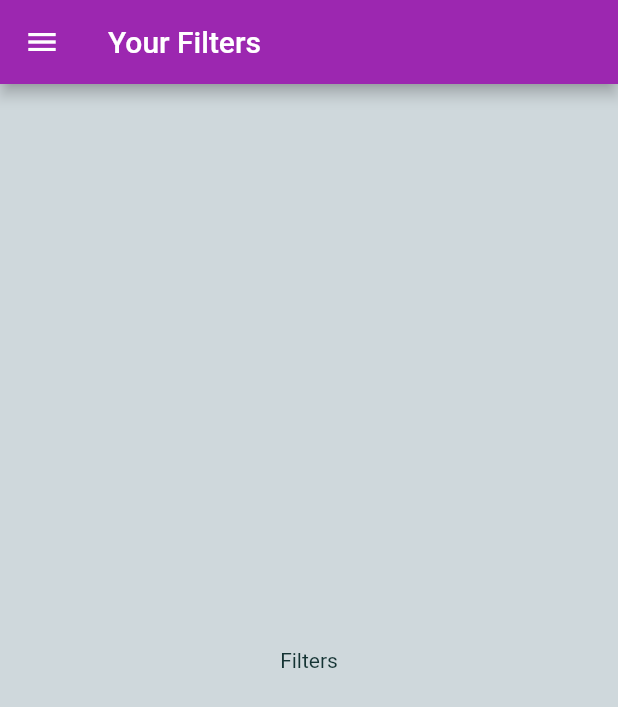
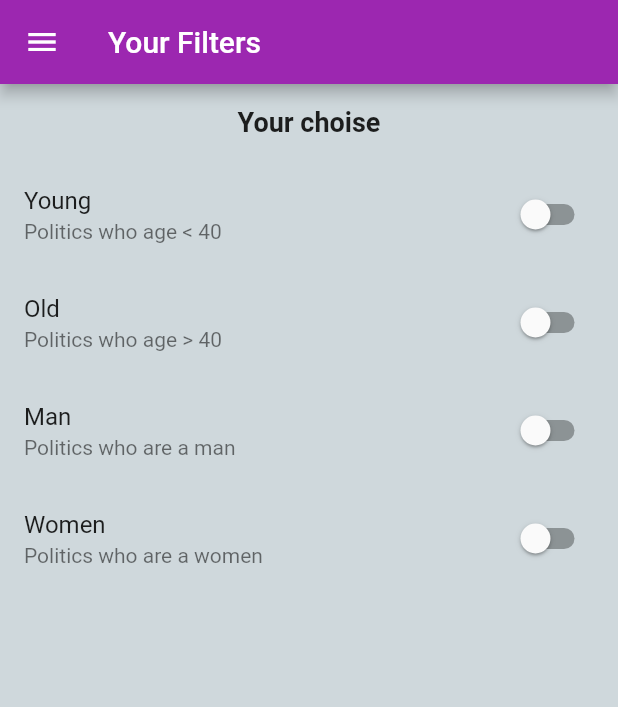
Before and after one commit to Rybsooon11/Flutter, a Flutter app: the FiltersScreen screen opened by its route, on a phone screen of 412 x 824 dp. Shown: the top 707 px of the screen. Run offline on Flutter 3.47's test engine with Material 2 defaults, Android fonts, the phone set to English and light mode, and no system bars; Roboto replaces fonts that are missing (Raleway, RobotoCondensed).

Commit message:
Add filter widget

```diff
--- a/choose_food/lib/screens/filters_screen.dart
+++ b/choose_food/lib/screens/filters_screen.dart
@@ -1,8 +1,29 @@
 import 'package:flutter/material.dart';
 import '../widgets/main_drawer.dart';
 
-class FiltersScreen extends StatelessWidget {
+class FiltersScreen extends StatefulWidget {
   static const String routeName = '/filters';
+
+  @override
+  _FiltersScreenState createState() => _FiltersScreenState();
+}
+
+class _FiltersScreenState extends State<FiltersScreen> {
+  bool _isYounger = false;
+  bool _isOlder = false;
+  bool _isMan = false;
+  bool _isWomen = false;
+
+  Widget _buildSwitchListTile(String title, String description,
+      bool currentValue, Function updateValue) {
+    return SwitchListTile(
+      title: Text(title),
+      value: currentValue,
+      subtitle: Text(description),
+      onChanged: updateValue,
+      activeColor: Theme.of(context).primaryColor,
+    );
+  }
 
   @override
   Widget build(BuildContext context) {
@@ -13,8 +34,70 @@ class FiltersScreen extends StatelessWidget {
         ),
       ),
       drawer: MainDrawer(),
-      body: Center(
-        child: Text('Filters'),
+      body: Column(
+        children: <Widget>[
+          Container(
+            padding: EdgeInsets.all(15),
+            child: Text(
+              'Your choise',
+              style: Theme.of(context).textTheme.title,
+            ),
+          ),
+          Expanded(
+            child: ListView(
+              children: <Widget>[
+                _buildSwitchListTile(
+                  'Young',
+                  'Politics who age < 40',
+                  _isYounger,
+                  (newValue) {
+                    setState(
+                      () {
+                        _isYounger = newValue;
+                      },
+                    );
+                  },
+                ),
+                _buildSwitchListTile(
+                  'Old',
+                  'Politics who age > 40',
+                  _isOlder,
+                  (newValue) {
+                    setState(
+                      () {
+                        _isOlder = newValue;
+                      },
+                    );
+                  },
+                ),
+                _buildSwitchListTile(
+                  'Man',
+                  'Politics who are a man',
+                  _isMan,
+                  (newValue) {
+                    setState(
+                      () {
+                        _isMan = newValue;
+                      },
+                    );
+                  },
+                ),
+                _buildSwitchListTile(
+                  'Women',
+                  'Politics who are a women',
+                  _isWomen,
+                  (newValue) {
+                    setState(
+                      () {
+                        _isWomen = newValue;
+                      },
+                    );
+                  },
+                ),
+              ],
+            ),
+          )
+        ],
       ),
     );
   }
```
